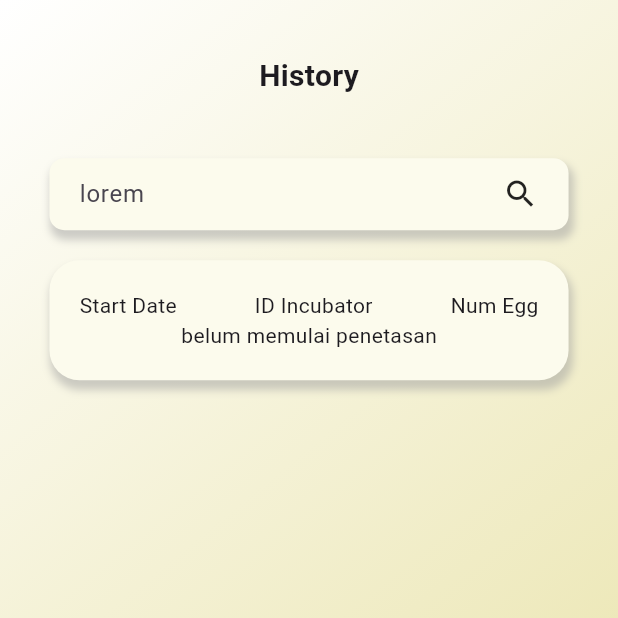
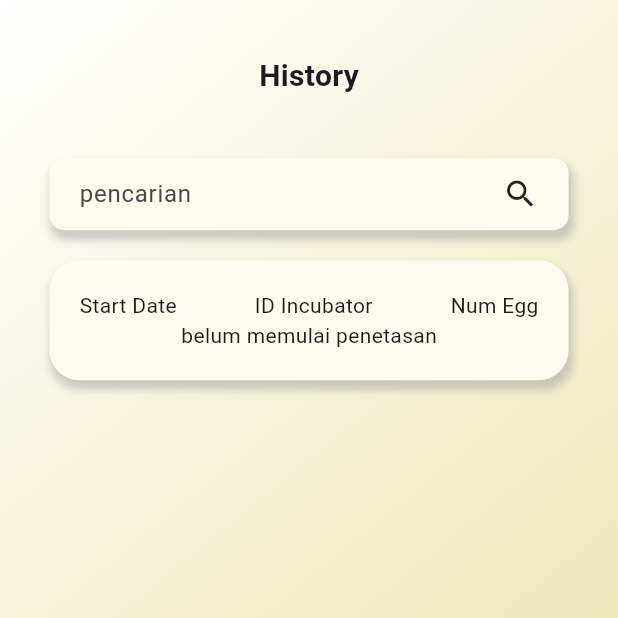
Before and after one commit to Akhdanre/Tetas.in, a Flutter app: the HistoryScreen screen opened directly, on a phone screen of 412 x 824 dp, the top half of it. Run offline on Flutter 3.47's test engine with Material 3 defaults, Android fonts, the light colour scheme and no system bars; our stand-ins replace bloc, flutter_bloc, flutter_local_notifications, shared_preferences; missing offline and left inert: flutter_client_sse; accounts and stored records are empty; generated files the repository leaves out were written again; network calls fail.

Commit message:
adjust search hint text

```diff
--- a/lib/src/presentation/pages/history_screen.dart
+++ b/lib/src/presentation/pages/history_screen.dart
@@ -60,8 +60,7 @@ class _HistoryScreenState extends State<HistoryScreen> {
                     children: [
                       Expanded(
                         child: TextField(
-                          decoration: InputDecoration(
-                              border: InputBorder.none, hintText: "lorem"),
+                          decoration: InputDecoration(border: InputBorder.none, hintText: "pencarian"),
                         ),
                       ),
                       Icon(Icons.search)
```
